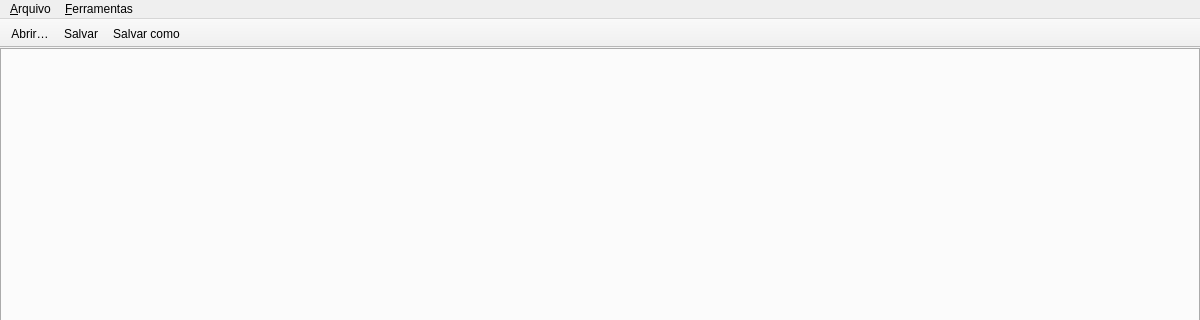
Above: sped_editor.ui from TGF231/SPED_TABLES before the change; both pictures show x 0 to 1200 and y 0 to 320 of the 1200 by 760 pixel window. Below: the same form after it.
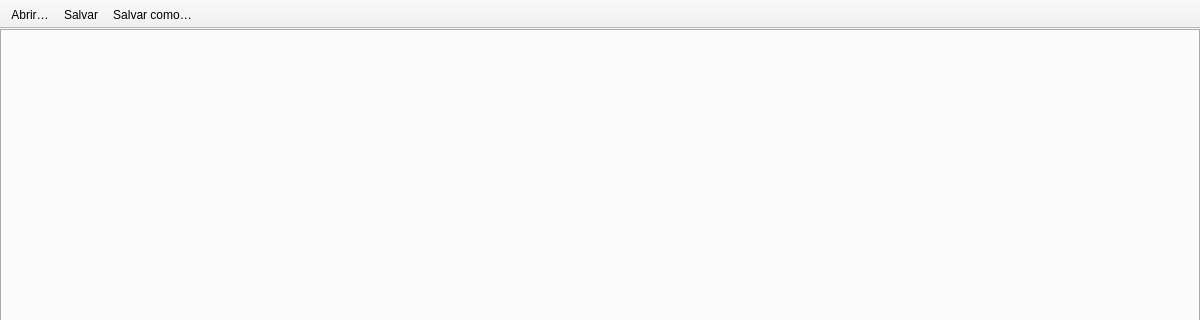
That is the form after the change.

```diff
--- a/sped_editor.ui
+++ b/sped_editor.ui
@@ -36,39 +36,6 @@
     </item>
    </layout>
   </widget>
-  <widget class="QMenuBar" name="menubar">
-   <property name="geometry">
-    <rect>
-     <x>0</x>
-     <y>0</y>
-     <width>1200</width>
-     <height>22</height>
-    </rect>
-   </property>
-   <widget class="QMenu" name="menu_arquivo">
-    <property name="title">
-     <string>&amp;Arquivo</string>
-    </property>
-    <addaction name="act_abrir"/>
-    <addaction name="act_salvar"/>
-    <addaction name="act_salvar_como"/>
-    <addaction name="separator"/>
-    <addaction name="act_sair"/>
-   </widget>
-   <widget class="QMenu" name="menu_ferramentas">
-    <property name="title">
-     <string>&amp;Ferramentas</string>
-    </property>
-    <addaction name="act_importar_xml"/>
-    <addaction name="act_recalc_m"/>
-    <addaction name="separator"/>
-    <addaction name="act_conferir_55"/>
-    <addaction name="act_correlacoes_cfop"/>
-    <addaction name="act_revisar"/>
-   </widget>
-   <addaction name="menu_arquivo"/>
-   <addaction name="menu_ferramentas"/>
-  </widget>
   <widget class="QStatusBar" name="statusbar"/>
   <widget class="QToolBar" name="toolbar">
    <property name="windowTitle">
@@ -99,7 +66,7 @@
   </action>
   <action name="act_salvar_como">
    <property name="text">
-    <string>Salvar como</string>
+    <string>Salvar como…</string>
    </property>
   </action>
   <action name="act_sair">
```
Left out of the diff: 46 changed lines with no effect on the pictures.
